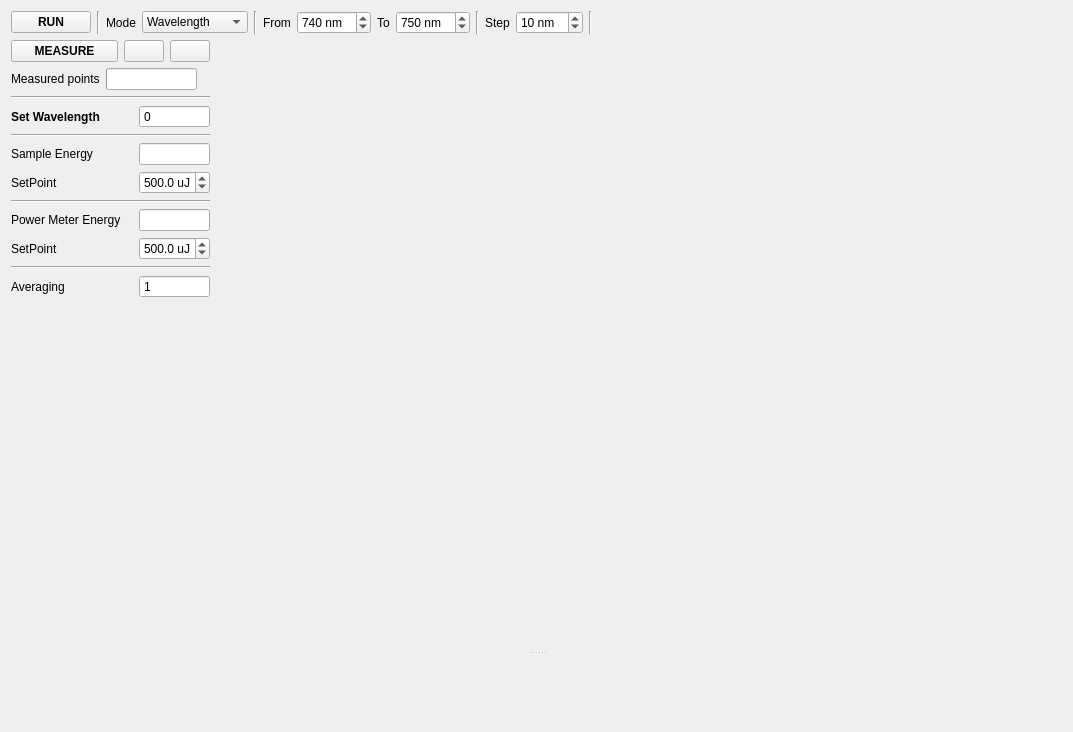
The window that modules/gui/designer/curve_measure_widget.ui (Kaldarinz/PA-RSCF-22-72-00015-) describes before a commit, drawn with Qt 5.
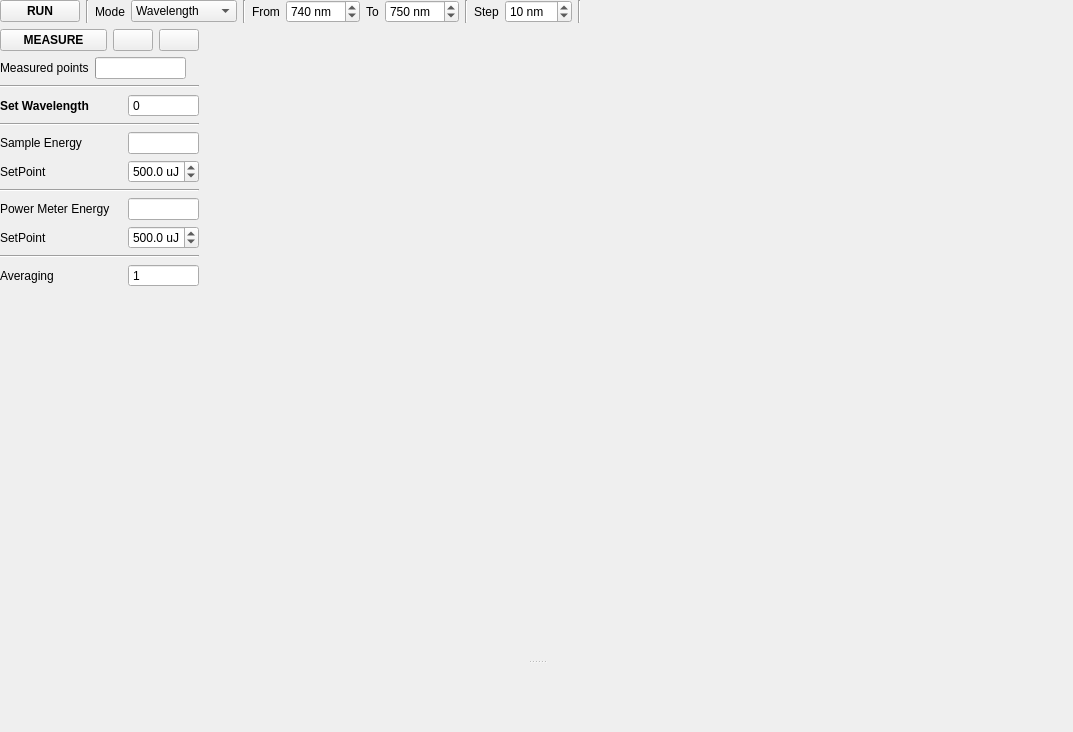
The same window after the commit. Icons and pictures are not drawn. Custom widgets are drawn as their Qt base class.

```diff
--- a/modules/gui/designer/curve_measure_widget.ui
+++ b/modules/gui/designer/curve_measure_widget.ui
@@ -14,6 +14,18 @@
    <string>Form</string>
   </property>
   <layout class="QVBoxLayout" name="verticalLayout_2">
+   <property name="leftMargin">
+    <number>0</number>
+   </property>
+   <property name="topMargin">
+    <number>0</number>
+   </property>
+   <property name="rightMargin">
+    <number>0</number>
+   </property>
+   <property name="bottomMargin">
+    <number>0</number>
+   </property>
    <item>
     <layout class="QHBoxLayout" name="horizontalLayout">
      <item>
```
